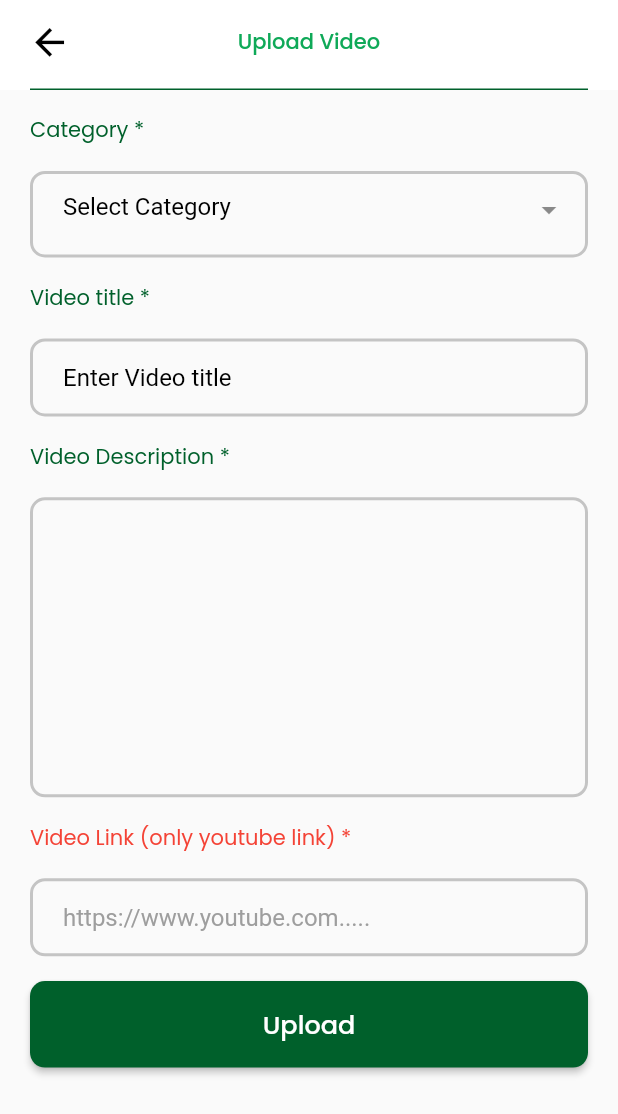
After one commit to mahmudulri/21decemberaustta, a Flutter app: the screen it shows after launch, on a phone screen of 412 x 824 dp. The commit adds this screen. Shown: the top 1114 px of the screen. Run offline on Flutter 3.47's test engine with Material 2 defaults, Android fonts, the phone set to English and light mode, and no system bars; drawn by our look-alikes of dropdown_search; our stand-ins replace carousel_slider, chewie, file_picker, firebase_core, firebase_messaging, flutter_custom_clippers and 13 more; missing offline and left inert: delta_to_html, flutter_quill, flutter_sslcommerz, outlined_text, qr_code_scanner; accounts and stored records are empty; network calls fail; Roboto replaces fonts that are missing (Poppins_Regular).

Commit message:
uploaded video

```diff
--- /dev/null
+++ b/lib/app/modules/upload_video/views/upload_video.dart
@@ -0,0 +1,256 @@
+import 'package:aust_textile_alumni/app/modules/user_post/model/post_type_model.dart';
+import 'package:aust_textile_alumni/app/widget/custom_feild_title.dart';
+import 'package:dropdown_search/dropdown_search.dart';
+import 'package:flutter/material.dart';
+import 'package:get/get.dart';
+import 'package:get/get_core/src/get_main.dart';
+import 'package:google_fonts/google_fonts.dart';
+
+import '../../user_post/controllers/mypost_controller.dart';
+import '../../user_post/controllers/user_post_controller.dart';
+
+class UploadVideo extends StatelessWidget {
+  UploadVideo({super.key});
+
+  UserPostController controller = Get.put(UserPostController());
+  MypostController _mypostController = Get.put(MypostController());
+
+  @override
+  Widget build(BuildContext context) {
+    var screenHeigth = MediaQuery.of(context).size.height;
+    var screenWidth = MediaQuery.of(context).size.width;
+    return SafeArea(
+        child: Scaffold(
+      appBar: AppBar(
+        elevation: 0.0,
+        centerTitle: true,
+        backgroundColor: Color(0xffFFFFFF),
+        leading: Padding(
+          padding: const EdgeInsets.only(
+            left: 10,
+          ),
+          child: Icon(
+            Icons.arrow_back,
+            size: screenWidth * 0.070,
+            color: Colors.black,
+          ),
+        ),
+        title: Text(
+          "Upload Video",
+          style: GoogleFonts.poppins(
+            textStyle: TextStyle(
+              fontSize: screenHeigth * 0.017,
+              color: Color(0xff0FA958),
+            ),
+          ),
+        ),
+        bottom: PreferredSize(
+          child: Padding(
+            padding: const EdgeInsets.symmetric(horizontal: 20.0),
+            child: Container(
+              color: Color(0xff00602B),
+              height: 1.0,
+            ),
+          ),
+          preferredSize: Size.fromHeight(4.0),
+        ),
+      ),
+      body: Padding(
+        padding: const EdgeInsets.symmetric(horizontal: 20.0),
+        child: SingleChildScrollView(
+          child: Column(
+            children: [
+              // catergory sectiion.................................////
+
+              SizedBox(
+                height: screenHeigth * 0.020,
+              ),
+              Row(
+                crossAxisAlignment: CrossAxisAlignment.start,
+                children: [
+                  getFieldTitle("Category *", screenHeigth),
+                ],
+              ),
+              SizedBox(
+                height: screenHeigth * 0.020,
+              ),
+              Container(
+                decoration: BoxDecoration(
+                  border: Border.all(color: Color(0xffC4C4C4), width: 2),
+                  borderRadius: BorderRadius.circular(10),
+                ),
+                width: double.infinity,
+                height: screenHeigth * 0.070,
+                child: Padding(
+                  padding: const EdgeInsets.only(
+                    left: 20,
+                  ),
+                  child: DropdownSearch<PostTypeElement?>(
+                    dropdownSearchDecoration: InputDecoration(
+                      hintStyle: const TextStyle(color: Colors.black),
+                      border: InputBorder.none,
+                      hintText: "Select Category",
+                    ),
+                    items: controller.postTypeList,
+                    itemAsString: (PostTypeElement? type) =>
+                        type!.typeName.toString(),
+                    onChanged: (data) {
+                      print("...............data" +
+                          controller.postType.value.toString());
+                    },
+                    //show selected item
+                  ),
+                ),
+              ),
+
+              // title section .........................
+              SizedBox(
+                height: screenHeigth * 0.020,
+              ),
+              Row(
+                crossAxisAlignment: CrossAxisAlignment.start,
+                children: [
+                  getFieldTitle("Video title *", screenHeigth),
+                ],
+              ),
+              SizedBox(
+                height: screenHeigth * 0.020,
+              ),
+              Container(
+                decoration: BoxDecoration(
+                  borderRadius: BorderRadius.circular(10),
+                  border: Border.all(color: Color(0xffC4C4C4), width: 2),
+                ),
+                child: Padding(
+                  padding: const EdgeInsets.only(
+                    left: 20,
+                  ),
+                  child: TextFormField(
+                    decoration: InputDecoration(
+                      hintText: "Enter Video title",
+                      hintStyle: TextStyle(
+                        color: Colors.black,
+                      ),
+                      border: InputBorder.none,
+                    ),
+                    keyboardType: TextInputType.text,
+                    minLines: 1,
+                    maxLines: 3,
+                    onChanged: (value) {
+                      value.toString();
+                    },
+                  ),
+                ),
+              ),
+              SizedBox(
+                height: screenHeigth * 0.020,
+              ),
+              Row(
+                crossAxisAlignment: CrossAxisAlignment.start,
+                children: [
+                  getFieldTitle("Video Description *", screenHeigth),
+                ],
+              ),
+              SizedBox(
+                height: screenHeigth * 0.020,
+              ),
+              Container(
+                height: 200,
+                decoration: BoxDecoration(
+                  borderRadius: BorderRadius.circular(10),
+                  border: Border.all(color: Color(0xffC4C4C4), width: 2),
+                ),
+                child: Padding(
+                  padding: const EdgeInsets.only(
+                    left: 20,
+                  ),
+                  child: TextFormField(
+                    decoration: InputDecoration(
+                      hintStyle: TextStyle(
+                        color: Colors.black,
+                      ),
+                      border: InputBorder.none,
+                    ),
+                    keyboardType: TextInputType.text,
+                    minLines: 1,
+                    maxLines: 7,
+                    onChanged: (value) {
+                      value.toString();
+                    },
+                  ),
+                ),
+              ),
+              SizedBox(
+                height: screenHeigth * 0.020,
+              ),
+              Row(
+                crossAxisAlignment: CrossAxisAlignment.start,
+                children: [
+                  Text(
+                    "Video Link (only youtube link) *",
+                    style: GoogleFonts.poppins(
+                      fontSize: screenHeigth * 0.017,
+                      color: Colors.red,
+                    ),
+                  ),
+                ],
+              ),
+              SizedBox(
+                height: screenHeigth * 0.020,
+              ),
+              Container(
+                decoration: BoxDecoration(
+                  borderRadius: BorderRadius.circular(10),
+                  border: Border.all(color: Color(0xffC4C4C4), width: 2),
+                ),
+                child: Padding(
+                  padding: const EdgeInsets.only(
+                    left: 20,
+                  ),
+                  child: TextFormField(
+                    decoration: InputDecoration(
+                      hintText: "https://www.youtube.com.....",
+                      hintStyle: TextStyle(
+                        color: Colors.grey,
+                      ),
+                      border: InputBorder.none,
+                    ),
+                    keyboardType: TextInputType.text,
+                    minLines: 1,
+                    maxLines: 3,
+                    onChanged: (value) {
+                      value.toString();
+                    },
+                  ),
+                ),
+              ),
+
+              SizedBox(
+                height: screenHeigth * 0.020,
+              ),
+
+              Row(
+                children: [
+                  Expanded(
+                    child: SizedBox(
+                        height: screenHeigth * 0.070,
+                        child: ElevatedButton(
+                          style: ElevatedButton.styleFrom(
+                            backgroundColor: Color(0xff00602B),
+                            shape: RoundedRectangleBorder(
+                              borderRadius: BorderRadius.circular(10.0),
+                            ),
+                          ),
+                          onPressed: () {},
+                          child: getButtonTitle('Upload'),
+                        )),
+                  ),
+                ],
+              ),
+            ],
+          ),
+        ),
+      ),
+    ));
+  }
+}
--- a/lib/app/modules/video_stream/views/video_stream_view.dart
+++ b/lib/app/modules/video_stream/views/video_stream_view.dart
@@ -15,6 +15,7 @@ class VideoStreamView extends StatelessWidget {
     "Live Event",
     "Academic Tour"
   ];
+  String isAdmin = "admin";
 
   @override
   Widget build(BuildContext context) {
@@ -26,6 +27,15 @@ class VideoStreamView extends StatelessWidget {
       },
       child: SafeArea(
           child: Scaffold(
+        floatingActionButton: Visibility(
+          visible: isAdmin == "admin" ? true : false,
+          child: FloatingActionButton(
+              backgroundColor: Color(0xff00602B),
+              child: Icon(
+                Icons.add,
+              ),
+              onPressed: () {}),
+        ),
         backgroundColor: Color(0xffFFFFFF),
         appBar: AppBar(
           elevation: 0.0,
--- a/lib/app/routes/app_pages.dart
+++ b/lib/app/routes/app_pages.dart
@@ -1,4 +1,5 @@
 import 'package:aust_textile_alumni/app/modules/notification_create/views/create_notification.dart';
+import 'package:aust_textile_alumni/app/modules/upload_video/views/upload_video.dart';
 import 'package:get/get.dart';
 
 import '../modules/alumni_book/bindings/alumni_book_binding.dart';
@@ -39,7 +40,7 @@ part 'app_routes.dart';
 class AppPages {
   AppPages._();
 
-  static const INITIAL = Routes.VIDEO_STREAM;
+  static const INITIAL = Routes.UPLOAD_VIDEO;
 
   static final routes = [
     GetPage(
@@ -127,5 +128,9 @@ class AppPages {
       page: () => CreateNotification(),
       // binding: NotificationViewBinding(),
     ),
+    GetPage(
+      name: _Paths.UPLOAD_VIDEO,
+      page: () => UploadVideo(),
+    ),
   ];
 }
--- a/lib/app/routes/app_routes.dart
+++ b/lib/app/routes/app_routes.dart
@@ -22,6 +22,7 @@ abstract class Routes {
   static const USER_PROFILE = _Paths.USER_PROFILE;
   static const NOTIFICATION_VIEW = _Paths.NOTIFICATION_VIEW;
   static const CREATE_NOTIFICATION = _Paths.CREATE_NOTIFICATION;
+  static const UPLOAD_VIDEO = _Paths.UPLOAD_VIDEO;
 }
 
 abstract class _Paths {
@@ -43,4 +44,5 @@ abstract class _Paths {
   static const USER_PROFILE = '/user-profile';
   static const NOTIFICATION_VIEW = '/notification-view';
   static const CREATE_NOTIFICATION = '/create-notification';
+  static const UPLOAD_VIDEO = '/upload-video';
 }
```
